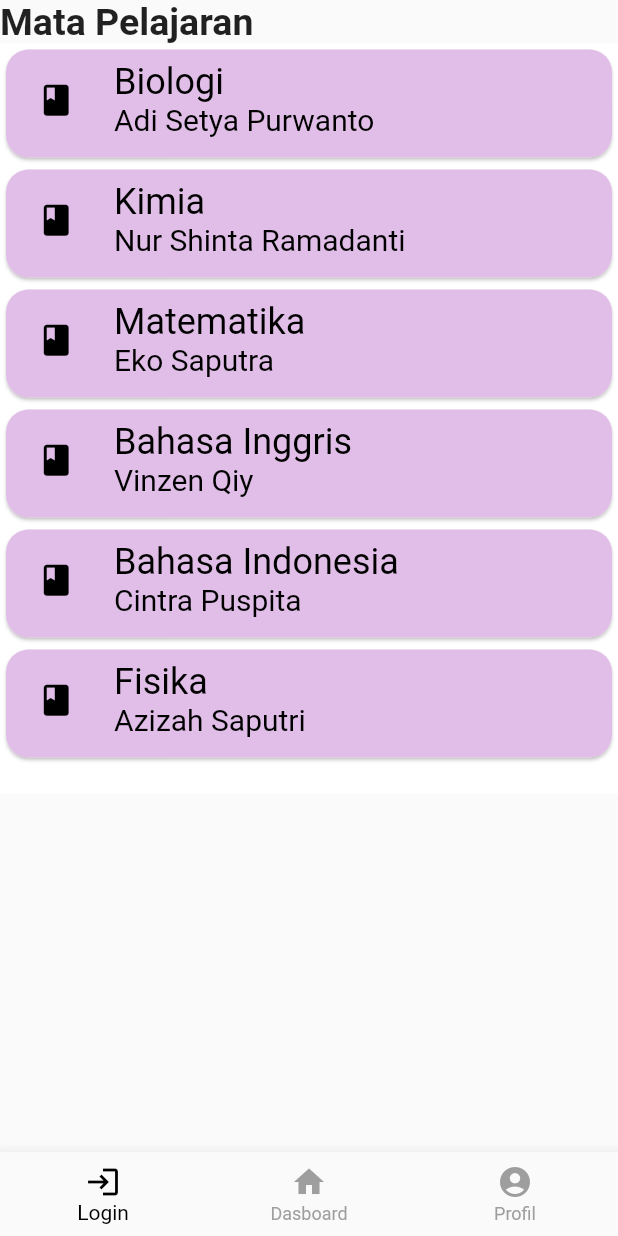
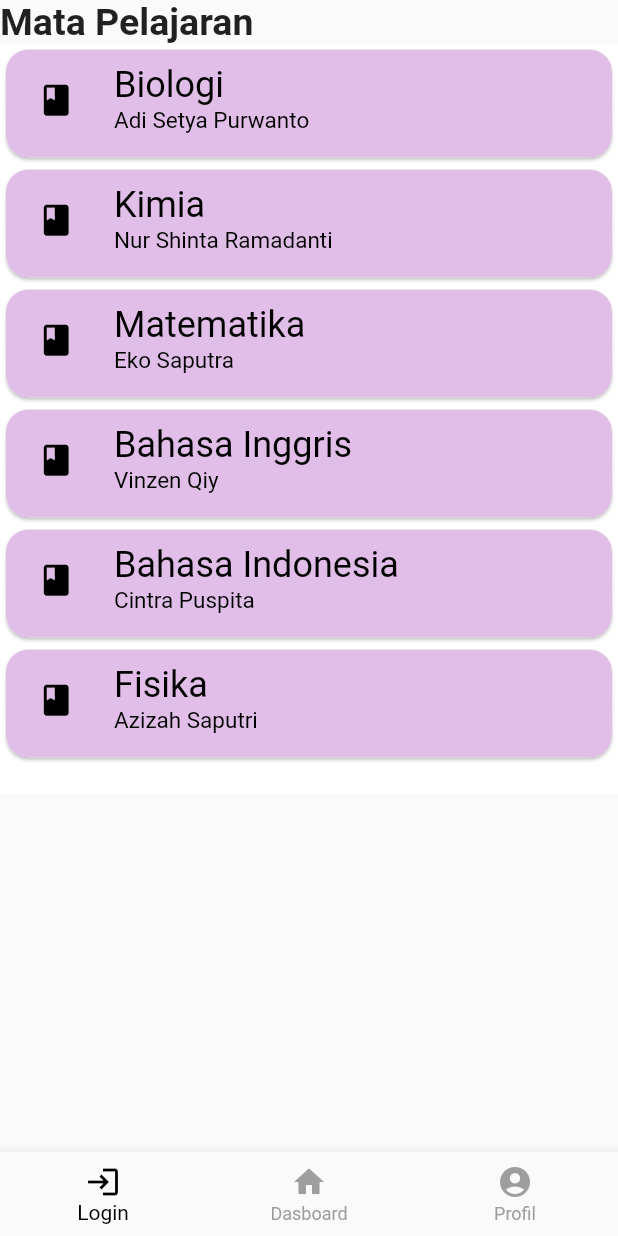
Before and after one commit to Politeknik-Banyuwangi/project-uas-project-uas-kel4, a Flutter app: the screen it shows after launch, on a phone screen of 412 x 824 dp. Run offline on Flutter 3.47's test engine with Material 2 defaults, Android fonts, the phone set to English and light mode, and no system bars.

```diff
--- a/lib/homepage/homepage.dart
+++ b/lib/homepage/homepage.dart
@@ -82,7 +82,7 @@ class _Bills extends State<Bills> {
                         ),
                         subtitle: Text(
                           '${_subtitleGuru[index]}',
-                          style: TextStyle(color: Colors.black, fontSize: 20.0),
+                          style: TextStyle(color: Colors.black, fontSize: 15.0),
                           overflow: TextOverflow.ellipsis,
                         ),
                         leading: Container(
```
Also changed, not shown: 1 other file.
